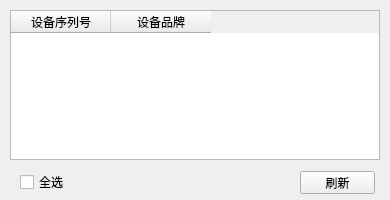
Old version of the form resource/devices/ui_devices.ui in the repository lirunquan/APK_Installer.
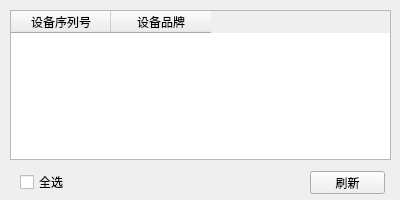
New version of the form.

```diff
--- a/resource/devices/ui_devices.ui
+++ b/resource/devices/ui_devices.ui
@@ -6,7 +6,7 @@
    <rect>
     <x>0</x>
     <y>0</y>
-    <width>390</width>
+    <width>400</width>
     <height>200</height>
    </rect>
   </property>
@@ -18,7 +18,7 @@
     <rect>
      <x>10</x>
      <y>10</y>
-     <width>370</width>
+     <width>381</width>
      <height>150</height>
     </rect>
    </property>
@@ -64,7 +64,7 @@
   <widget class="QPushButton" name="pushButton_refresh">
    <property name="geometry">
     <rect>
-     <x>300</x>
+     <x>310</x>
      <y>171</y>
      <width>75</width>
      <height>23</height>
```
